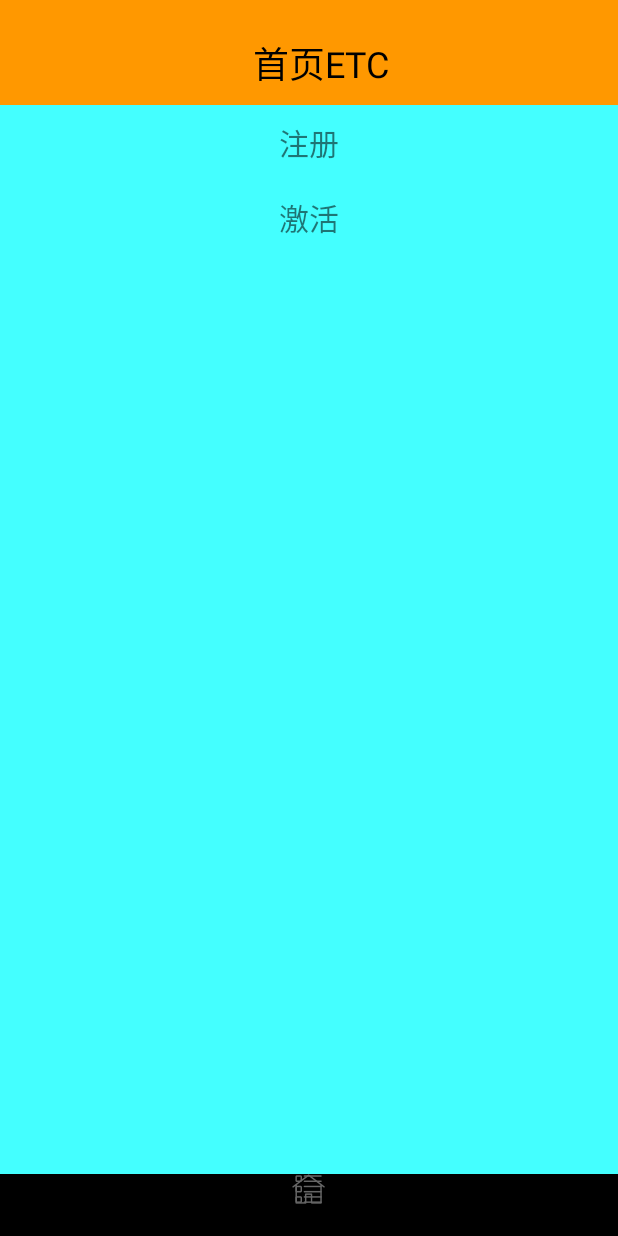
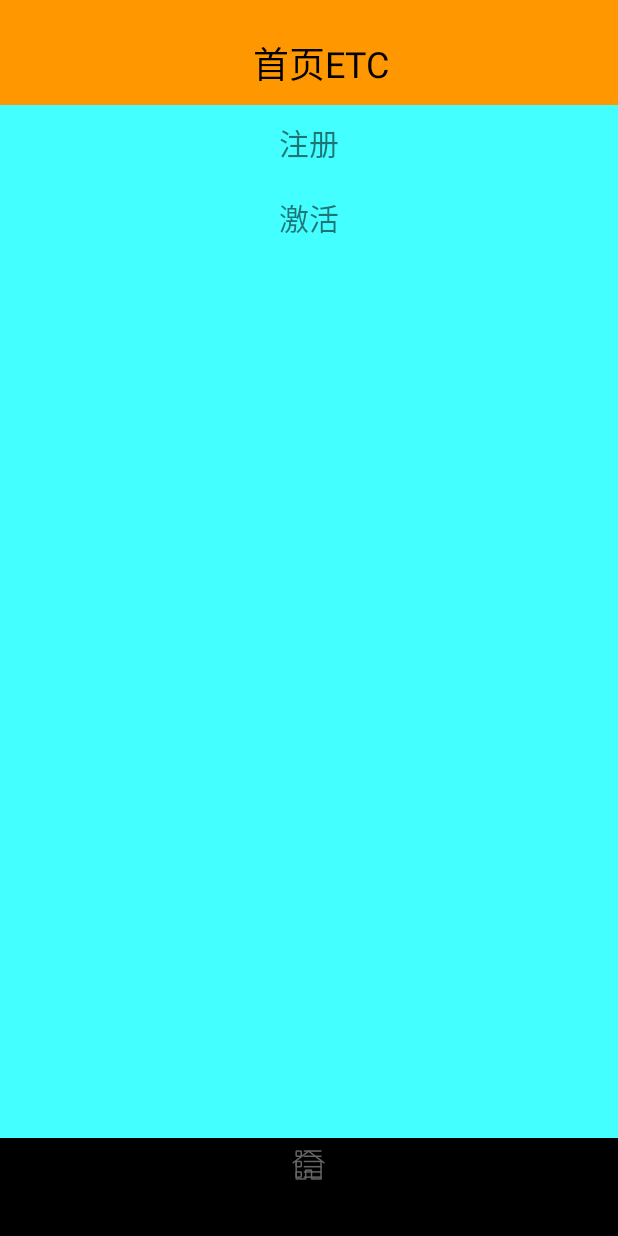
Before and after one commit to lt594963425/ETCx, an Android app: the screen it shows after launch (MainActivity), on a phone screen of 412 x 824 dp. Run offline under Robolectric (Android 15) with nearby library versions, the phone set to English and light mode, and no system bars; 1 statement that could not run was skipped.

Commit message:
MainActivity节目调整

```diff
--- a/app/src/main/AndroidManifest.xml
+++ b/app/src/main/AndroidManifest.xml
@@ -16,11 +16,9 @@
         android:supportsRtl="true"
         >
         <activity
-            android:theme="@style/MyFullScreen"
             android:name="com.etcxc.android.activity.MainActivity">
             <intent-filter>
                 <action android:name="android.intent.action.MAIN" />
-
                 <category android:name="android.intent.category.LAUNCHER" />
             </intent-filter>
         </activity>
@@ -29,7 +27,7 @@
             android:name="com.etcxc.android.modle.db.PublicContentProvider"
             android:authorities="${applicationId}.public"
             android:exported="true"
-            android:permission="false"></provider>
+            android:permission="false"/>
         <provider
             android:name="com.etcxc.android.modle.db.PrivateContentProvider"
             android:authorities="${applicationId}.private"
--- a/app/src/main/java/com/etcxc/android/activity/MainActivity.java
+++ b/app/src/main/java/com/etcxc/android/activity/MainActivity.java
@@ -1,24 +1,21 @@
 package com.etcxc.android.activity;
 
 
+import android.graphics.drawable.Drawable;
 import android.os.Bundle;
 import android.support.v4.app.Fragment;
-import android.support.v4.app.FragmentActivity;
 import android.support.v4.app.FragmentTabHost;
 import android.support.v4.view.ViewPager;
 import android.support.v7.widget.Toolbar;
-import android.view.LayoutInflater;
-import android.view.View;
+import android.view.Gravity;
 import android.view.ViewGroup;
-import android.view.ViewTreeObserver;
-import android.view.WindowManager;
-import android.widget.ImageView;
 import android.widget.TabHost;
 import android.widget.TabWidget;
 import android.widget.TextView;
 
 import com.etcxc.android.R;
 import com.etcxc.android.adapter.MyFragmentAdapter;
+import com.etcxc.android.base.BaseActivity;
 import com.etcxc.android.fragment.Fragment1;
 import com.etcxc.android.fragment.Fragment2;
 import com.etcxc.android.utils.UIUtils;
@@ -26,83 +23,67 @@ import com.etcxc.android.utils.UIUtils;
 import java.util.ArrayList;
 import java.util.List;
 
-public class MainActivity extends FragmentActivity implements  ViewPager.OnPageChangeListener, TabHost.OnTabChangeListener {
-    private ViewPager vp;
+/**
+ * 主界面Activity
+ */
+
+public class MainActivity extends BaseActivity implements  ViewPager.OnPageChangeListener, TabHost.OnTabChangeListener {
+    private ViewPager mViewPager;
     private FragmentTabHost mTabHost;
-    private LayoutInflater layoutInflater;
-    private Class fragmentArray[] = {Fragment1.class, Fragment2.class};
-    private int imageViewArray[] = {R.drawable.tab_home_btn, R.drawable.tab_view_btn};
-    private String textViewArray[] = {"首页", "我的"};
-    private List<Fragment> list = new ArrayList<>();
-    Toolbar mToolbar;
-    TextView mToolbarTitle;
+    private Toolbar mToolbar;
+    private TextView mToolbarTitle;
 
     @Override
     protected void onCreate(Bundle savedInstanceState) {
         super.onCreate(savedInstanceState);
-
-        setContentView(R.layout.activity_main);// 配置主界面
+        if (getSupportActionBar() != null) getSupportActionBar().hide();
+        setContentView(R.layout.activity_main);
         initView();
-        initPage();//初始化页面
+        initPage();
     }
 
     private void initView() {
-        getWindow().addFlags(WindowManager.LayoutParams.FLAG_TRANSLUCENT_NAVIGATION);
-        //getWindow().addFlags(WindowManager.LayoutParams.FLAG_TRANSLUCENT_NAVIGATION);
-        vp = (ViewPager) findViewById(R.id.pager);
-        mToolbar = (Toolbar) findViewById(R.id.toolbar);
-        mToolbarTitle = (TextView) findViewById(R.id.toolbar_title);
-
-        /*实例化FragmentTabHost对象并进行绑定*/
-        mTabHost = (FragmentTabHost) findViewById(android.R.id.tabhost);//绑定tahost
-        mTabHost.setup(this, getSupportFragmentManager(), R.id.pager);//绑定viewpager
-
-        /*实现setOnTabChangedListener接口,目的是为监听界面切换），然后实现TabHost里面图片文字的选中状态切换*/
-        /*简单来说,是为了当点击下面菜单时,上面的ViewPager能滑动到对应的Fragment*/
+        mViewPager = find(R.id.pager);
+        mViewPager.addOnPageChangeListener(this);
+        //让ViewPager切换到第1个页面
+        mViewPager.setCurrentItem(0, false);
+        mToolbar = find(R.id.toolbar);
+        mToolbarTitle = find(R.id.toolbar_title);
+        mToolbar.setBackgroundColor(UIUtils.getColor(R.color.colorOrange));
+        mToolbarTitle.setText(getString(R.string.index_page) + "ETC");
+        mTabHost = find(android.R.id.tabhost);
+        mTabHost.setup(this, getSupportFragmentManager(), R.id.pager);
         mTabHost.setOnTabChangedListener(this);
-
-        int count = textViewArray.length;
-        /*实现OnPageChangeListener接口,目的是监听Tab选项卡的变化，然后通知ViewPager适配器切换界面*/
-        /*简单来说,是为了让ViewPager滑动的时候能够带着底部菜单联动*/
-
-        vp.addOnPageChangeListener(this);//设置页面切换时的监听器
-        layoutInflater = LayoutInflater.from(this);//加载布局管理器
-
-
-
-        /*新建Tabspec选项卡并设置Tab菜单栏的内容和绑定对应的Fragment*/
-        for (int i = 0; i < count; i++) {
-            // 给每个Tab按钮设置标签、图标和文字
-            TabHost.TabSpec tabSpec = mTabHost.newTabSpec(textViewArray[i]).setIndicator(getTabItemView(i));
-            // 将Tab按钮添加进Tab选项卡中，并绑定Fragment
-            mTabHost.addTab(tabSpec, fragmentArray[i], null);
-            mTabHost.setTag(i);
-            mTabHost.getTabWidget().getChildAt(i).setBackgroundResource(R.drawable.selector_tab_background);//设置Tab被选中的时候颜色改变
-        }
-        /**
-         * 默认加载第一页的数据
-         */
-        vp.getViewTreeObserver().addOnGlobalLayoutListener(new ViewTreeObserver.OnGlobalLayoutListener() {
-            @Override
-            public void onGlobalLayout() {
-                mToolbar.setBackgroundColor(UIUtils.getColor(R.color.colorOrange));
-                mToolbarTitle.setText("首页ETC");
-                vp.setCurrentItem(0, false);// 让ViewPager切换到第1个页面
-                vp.getViewTreeObserver().removeOnGlobalLayoutListener(this);
-            }
-        });
+        initTabs();
     }
 
-    /*初始化Fragment*/
+    private void initTabs() {
+        Class mFragmentArray[] = {Fragment1.class, Fragment2.class};
+        int mImageViewArray[] = {R.drawable.tab_home_btn, R.drawable.tab_view_btn};
+        String mTextViewArray[] = {getString(R.string.index_page),getString(R.string.mime)};
+        int count = mTextViewArray.length;
+        for (int i = 0; i < count; i++) {
+            TextView textView = new TextView(this);
+            textView.setText(mTextViewArray[i]);
+            Drawable d = getResources().getDrawable(mImageViewArray[i]);
+            d.setBounds(0, 0, d.getIntrinsicWidth(), d.getIntrinsicHeight());
+            textView.setCompoundDrawables(null, d, null, null);
+            textView.setCompoundDrawablePadding(UIUtils.dip2Px(8));
+            textView.setPadding(0, UIUtils.dip2Px(8), 0, UIUtils.dip2Px(8));
+            textView.setGravity(Gravity.CENTER);
+            TabHost.TabSpec tabSpec = mTabHost.newTabSpec(mTextViewArray[i]).setIndicator(textView);
+            mTabHost.addTab(tabSpec, mFragmentArray[i], null);
+            mTabHost.setTag(i);
+            //设置Tab被选中的时候颜色改变
+            mTabHost.getTabWidget().getChildAt(i).setBackgroundResource(R.drawable.selector_tab_background);
+        }
+    }
+
     private void initPage() {
-        Fragment1 fragment1 = new Fragment1();
-        Fragment2 fragment2 = new Fragment2();
-
-        list.add(fragment1);
-        list.add(fragment2);
-
-        //绑定Fragment适配器
-        vp.setAdapter(new MyFragmentAdapter(getSupportFragmentManager(), list));
+        List<Fragment> list = new ArrayList();
+        list.add( new Fragment1());
+        list.add(new Fragment2());
+        mViewPager.setAdapter(new MyFragmentAdapter(getSupportFragmentManager(), list));
         mTabHost.getTabWidget().setDividerDrawable(null);
     }
 
@@ -111,47 +92,35 @@ public class MainActivity extends FragmentActivity implements  ViewPager.OnPageC
     }
 
     @Override
-    public void onPageSelected(int position) {//表示在前一个页面滑动到后一个页面的时候，在前一个页面滑动前调用的方法
+    public void onPageSelected(int position) {
         TabWidget widget = mTabHost.getTabWidget();
         int oldFocusability = widget.getDescendantFocusability();
         widget.setDescendantFocusability(ViewGroup.FOCUS_BLOCK_DESCENDANTS);//设置View覆盖子类控件而直接获得焦点
         mTabHost.setCurrentTab(position);//根据位置Postion设置当前的Tab
         widget.setDescendantFocusability(oldFocusability);//设置取消分割线
+    }
+
+    @Override
+    public void onPageScrollStateChanged(int state) {
 
     }
 
     @Override
-    public void onPageScrollStateChanged(int state) {//arg0 ==1的时候表示正在滑动，arg0==2的时候表示滑动完毕了，arg0==0的时候表示什么都没做，就是停在那。
-
-    }
-
-    @Override
-    public void onTabChanged(String tabId) {//Tab改变的时候调用
+    public void onTabChanged(String tabId) {
         int position = mTabHost.getCurrentTab();
-        vp.setCurrentItem(position, false);//把选中的Tab的位置赋给适配器，让它控制页面切换
+        mViewPager.setCurrentItem(position, false);
         switch (position) {
             case 0:
                 mToolbar.setBackgroundColor(UIUtils.getColor(R.color.colorOrange));
                 mTabHost.setBackgroundColor(UIUtils.getColor(R.color.colorOrange));
-                mToolbarTitle.setText("首页ETC");
+                mToolbarTitle.setText(getString(R.string.index_page) + "ETC");
                 break;
             case 1:
                 mToolbar.setBackgroundColor(UIUtils.getColor(R.color.colorPrimary));
                 mTabHost.setBackgroundColor(UIUtils.getColor(R.color.colorPrimary));
-                mToolbarTitle.setText("我的");
+                mToolbarTitle.setText(getString(R.string.mime));
                 break;
         }
     }
 
-    private View getTabItemView(int i) {
-        //将xml布局转换为view对象
-        View view = layoutInflater.inflate(R.layout.tab_content, null);
-        //利用view对象，找到布局中的组件,并设置内容，然后返回视图
-        ImageView mImageView = (ImageView) view.findViewById(R.id.tab_imageview);
-        TextView mTextView = (TextView) view.findViewById(R.id.tab_textview);
-        mImageView.setBackgroundResource(imageViewArray[i]);
-        mTextView.setText(textViewArray[i]);
-        return view;
-    }
-
 }
--- a/app/src/main/res/layout/tab_content.xml
+++ /dev/null
@@ -1,23 +0,0 @@
-<?xml version="1.0" encoding="utf-8"?>
-<LinearLayout xmlns:android="http://schemas.android.com/apk/res/android"
-
-    android:layout_width="match_parent"
-    android:layout_height="match_parent"
-    android:gravity="center"
-    android:orientation="vertical"
-    android:background="@android:color/transparent">
-
-    <ImageView
-        android:id="@+id/tab_imageview"
-        android:layout_width="wrap_content"
-        android:layout_height="wrap_content"
-        />
-
-    <TextView
-        android:id="@+id/tab_textview"
-        android:layout_width="wrap_content"
-        android:layout_height="wrap_content"
-        android:text="你好"
-        android:textColor="#000000" />
-
-</LinearLayout>
--- a/app/src/main/res/values/strings.xml
+++ b/app/src/main/res/values/strings.xml
@@ -1,3 +1,5 @@
 <resources>
     <string name="app_name">迅畅ETC</string>
+    <string name="index_page">首页</string>
+    <string name="mime">我的</string>
 </resources>
--- a/app/src/main/res/values/styles.xml
+++ b/app/src/main/res/values/styles.xml
@@ -8,10 +8,6 @@
         <item name="colorPrimaryDark">@color/colorPrimaryDark</item>
         <item name="colorAccent">@color/colorAccent</item>
     </style>
-    <style name="MyFullScreen" parent="AppTheme">
-        <item name="android:windowFullscreen">true</item>
-    </style>
-
     <style name="style_15_EBEBEB_BOLD">
         <item name="android:textSize">15.0sp</item>
         <item name="android:textStyle">bold</item>
```
